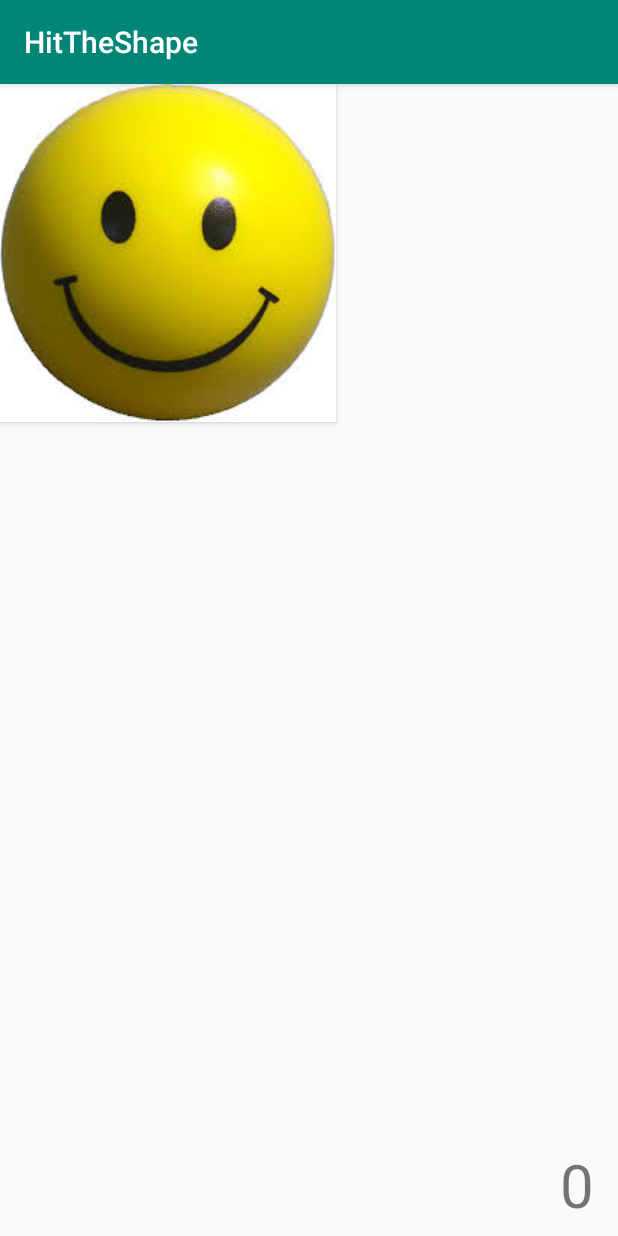
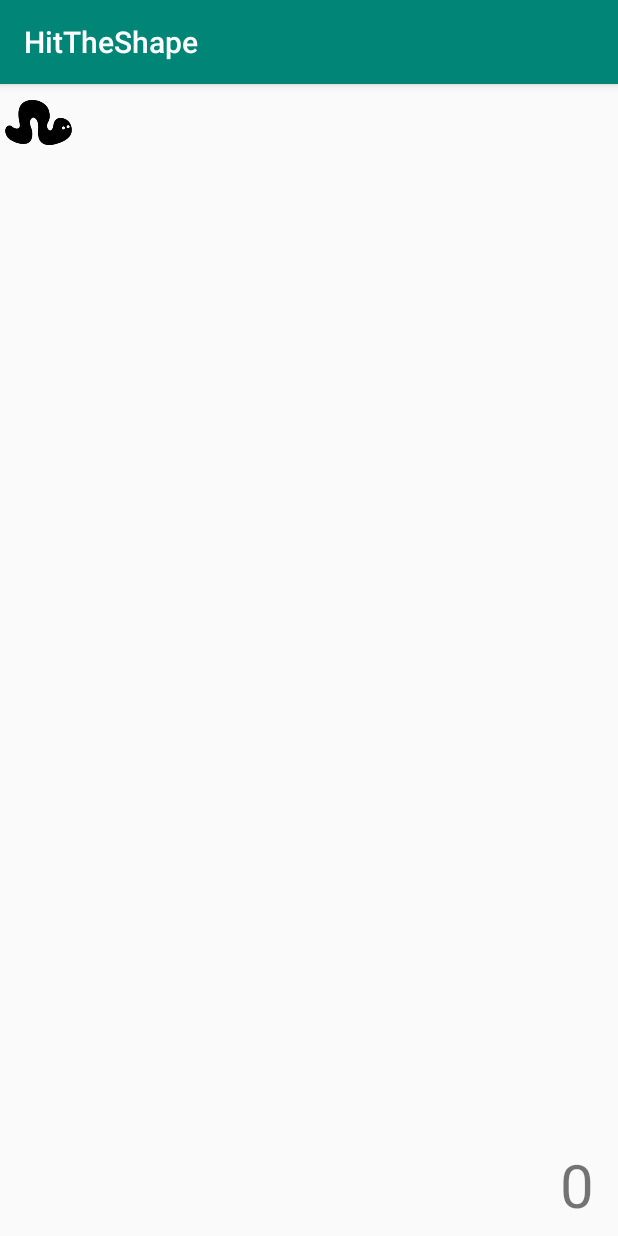
Before and after one commit to Kaatee/HitTheShape, an Android app: the PlayActivity screen opened directly, with no data from a screen before it, on a phone screen of 412 x 824 dp. Run offline under Robolectric (Android 15) with nearby library versions, the phone set to English and light mode, and no system bars.

Commit message:
add: good shape size, shapes image

```diff
--- a/app/src/main/java/com/example/hittheshape/PlayActivity.java
+++ b/app/src/main/java/com/example/hittheshape/PlayActivity.java
@@ -9,6 +9,7 @@ import android.util.Log;
 import android.view.View;
 import android.view.ViewConfiguration;
 import android.widget.Button;
+import android.widget.ImageView;
 import android.widget.TextView;
 import android.widget.Toast;
 
@@ -24,6 +25,16 @@ public class PlayActivity extends AppCompatActivity {
         super.onCreate(savedInstanceState);
         setContentView(R.layout.activity_play);
         shapeButton = (Button)findViewById(R.id.shape);
+        Button shapeButton = findViewById(R.id.shape);
+
+
+        //set image background
+        shapeButton.setBackgroundResource(R.drawable.shape3);
+
+        //set shape size
+        int size = (int) getScreenWidth()/8; //set size as 1/8 screen width size
+        shapeButton.getLayoutParams().height = size;
+        shapeButton.getLayoutParams().width = size;
     }
 
     private static int getScreenWidth() {
--- a/app/src/main/res/layout/activity_play.xml
+++ b/app/src/main/res/layout/activity_play.xml
@@ -22,7 +22,7 @@
         android:id="@+id/shape"
         android:layout_width="wrap_content"
         android:layout_height="wrap_content"
-        android:background="@drawable/images"
+        android:background="@drawable/shape1"
         android:onClick="hitTheShape"
         tools:layout_editor_absoluteX="59dp"
         tools:layout_editor_absoluteY="86dp" />
```
Also changed, not shown: app/src/main/res/drawable-v24/shape1.png (added), app/src/main/res/drawable-v24/shape2.png (added), app/src/main/res/drawable-v24/shape3.png (added), app/src/main/res/drawable-v24/shape4.png (added), app/src/main/res/drawable-v24/shape5.png (added).
